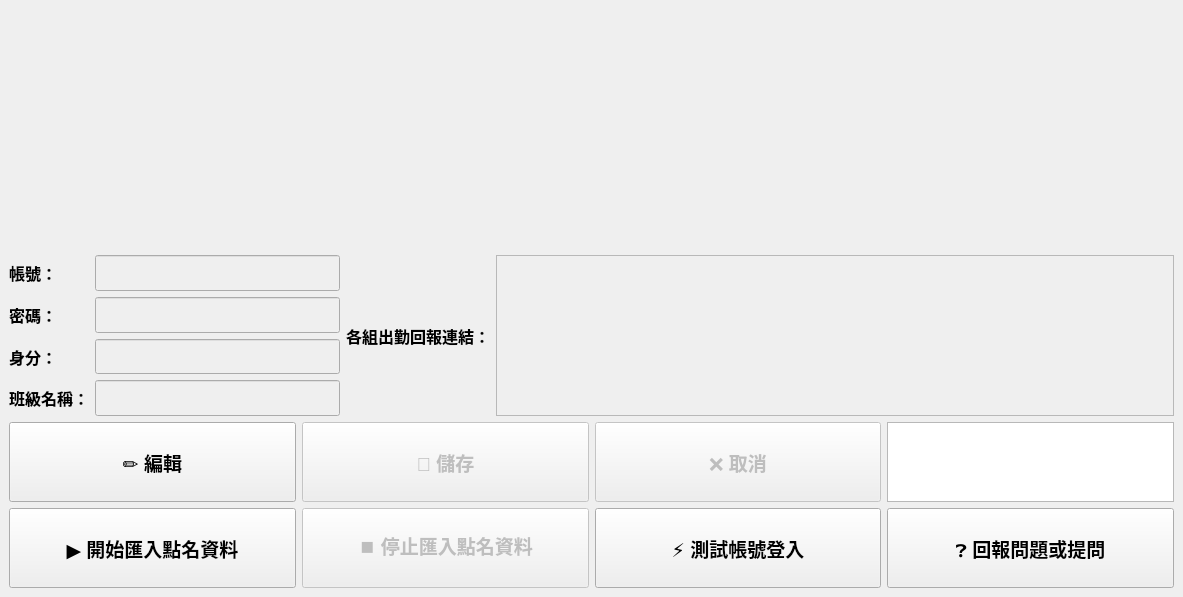
First picture: the form in packages/blisswisdom_roll_call_assistant_desktop/ui/main_window.ui, repository blisswisdom-students/blisswisdom-roll-call-assistant, before the edit.
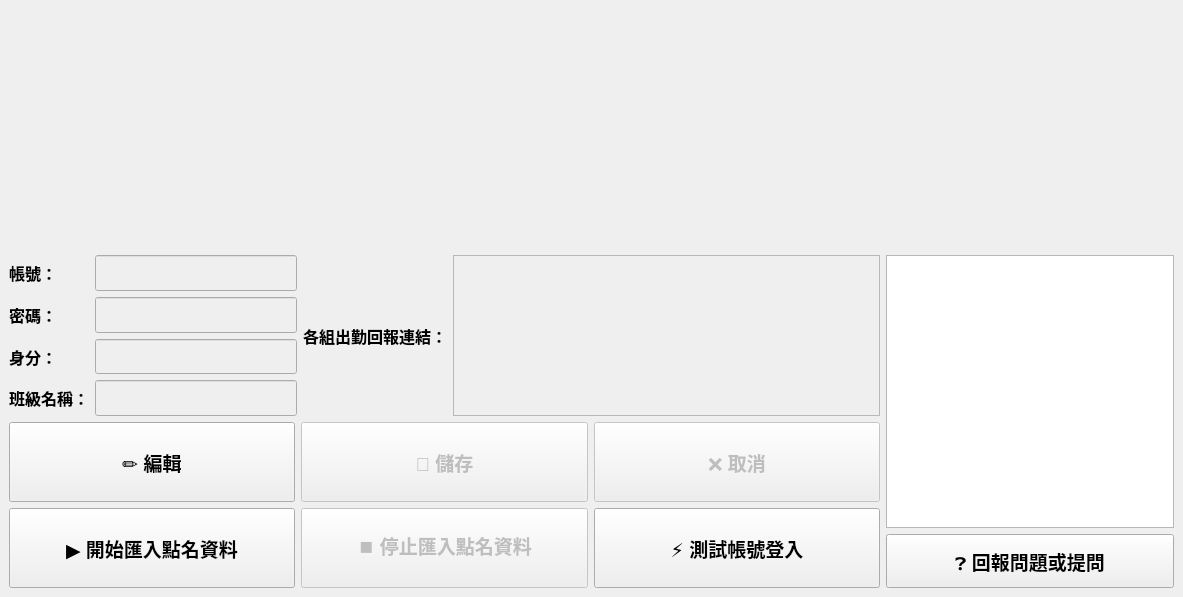
Second picture: the form after the edit. Custom widgets are drawn as their Qt base class.

Commit message: Add time stamps to the status

The edit to the form file:
```diff
--- a/packages/blisswisdom_roll_call_assistant_desktop/ui/main_window.ui
+++ b/packages/blisswisdom_roll_call_assistant_desktop/ui/main_window.ui
@@ -18,7 +18,77 @@
   <widget class="QWidget" name="centralwidget">
    <layout class="QGridLayout" name="gridLayout_2">
     <item row="0" column="0">
-     <layout class="QGridLayout" name="gridLayout" rowstretch="3,0,2,0,0,0,1,1">
+     <layout class="QGridLayout" name="gridLayout" rowstretch="3,0,2,0,0,0,1,1" columnstretch="1,0,0,2,0,0,0,1">
+      <item row="5" column="0" rowspan="2" colspan="7">
+       <layout class="QGridLayout" name="gridLayout_5">
+        <item row="0" column="2">
+         <widget class="QPushButton" name="cancel_push_button">
+          <property name="enabled">
+           <bool>false</bool>
+          </property>
+          <property name="sizePolicy">
+           <sizepolicy hsizetype="Ignored" vsizetype="Ignored">
+            <horstretch>0</horstretch>
+            <verstretch>0</verstretch>
+           </sizepolicy>
+          </property>
+          <property name="font">
+           <font>
+            <family>Microsoft JhengHei UI</family>
+            <pointsize>14</pointsize>
+            <bold>true</bold>
+           </font>
+          </property>
+          <property name="text">
+           <string>❌ 取消</string>
+          </property>
+         </widget>
+        </item>
+        <item row="0" column="1">
+         <widget class="QPushButton" name="save_push_button">
+          <property name="enabled">
+           <bool>false</bool>
+          </property>
+          <property name="sizePolicy">
+           <sizepolicy hsizetype="Ignored" vsizetype="Ignored">
+            <horstretch>0</horstretch>
+            <verstretch>0</verstretch>
+           </sizepolicy>
+          </property>
+          <property name="font">
+           <font>
+            <family>Microsoft JhengHei UI</family>
+            <pointsize>14</pointsize>
+            <bold>true</bold>
+           </font>
+          </property>
+          <property name="text">
+           <string>💾 儲存</string>
+          </property>
+         </widget>
+        </item>
+        <item row="0" column="0">
+         <widget class="QPushButton" name="edit_push_button">
+          <property name="sizePolicy">
+           <sizepolicy hsizetype="Ignored" vsizetype="Ignored">
+            <horstretch>0</horstretch>
+            <verstretch>0</verstretch>
+           </sizepolicy>
+          </property>
+          <property name="font">
+           <font>
+            <family>Microsoft JhengHei UI</family>
+            <pointsize>14</pointsize>
+            <bold>true</bold>
+           </font>
+          </property>
+          <property name="text">
+           <string>✏️ 編輯</string>
+          </property>
+         </widget>
+        </item>
+       </layout>
+      </item>
       <item row="2" column="0" rowspan="3" colspan="2">
        <layout class="QGridLayout" name="gridLayout_3">
         <item row="2" column="0">
@@ -158,6 +228,73 @@
         </item>
        </layout>
       </item>
+      <item row="7" column="0" colspan="7">
+       <layout class="QHBoxLayout" name="horizontalLayout">
+        <item>
+         <widget class="QPushButton" name="start_push_button">
+          <property name="sizePolicy">
+           <sizepolicy hsizetype="Ignored" vsizetype="Ignored">
+            <horstretch>0</horstretch>
+            <verstretch>0</verstretch>
+           </sizepolicy>
+          </property>
+          <property name="font">
+           <font>
+            <family>Microsoft JhengHei UI</family>
+            <pointsize>14</pointsize>
+            <bold>true</bold>
+           </font>
+          </property>
+          <property name="text">
+           <string>▶️ 開始匯入點名資料</string>
+          </property>
+         </widget>
+        </item>
+        <item>
+         <widget class="QPushButton" name="stop_push_button">
+          <property name="enabled">
+           <bool>false</bool>
+          </property>
+          <property name="sizePolicy">
+           <sizepolicy hsizetype="Ignored" vsizetype="Ignored">
+            <horstretch>0</horstretch>
+            <verstretch>0</verstretch>
+           </sizepolicy>
+          </property>
+          <property name="font">
+           <font>
+            <family>Microsoft JhengHei UI</family>
+            <pointsize>14</pointsize>
+            <bold>true</bold>
+           </font>
+          </property>
+          <property name="text">
+           <string>⏹️ 停止匯入點名資料</string>
+          </property>
+         </widget>
+        </item>
+        <item>
+         <widget class="QPushButton" name="log_in_push_button">
+          <property name="sizePolicy">
+           <sizepolicy hsizetype="Ignored" vsizetype="Ignored">
+            <horstretch>0</horstretch>
+            <verstretch>0</verstretch>
+           </sizepolicy>
+          </property>
+          <property name="font">
+           <font>
+            <family>Microsoft JhengHei UI</family>
+            <pointsize>14</pointsize>
+            <bold>true</bold>
+           </font>
+          </property>
+          <property name="text">
+           <string>⚡ 測試帳號登入</string>
+          </property>
+         </widget>
+        </item>
+       </layout>
+      </item>
       <item row="2" column="2" rowspan="3" colspan="5">
        <layout class="QGridLayout" name="gridLayout_4">
         <item row="0" column="0">
@@ -195,7 +332,7 @@
         </item>
        </layout>
       </item>
-      <item row="0" column="0" rowspan="2" colspan="7">
+      <item row="0" column="0" rowspan="2" colspan="8">
        <widget class="QLabel" name="banner_label">
         <property name="sizePolicy">
          <sizepolicy hsizetype="Ignored" vsizetype="Ignored">
@@ -216,96 +353,9 @@
         </property>
        </widget>
       </item>
-      <item row="7" column="0" colspan="7">
-       <layout class="QHBoxLayout" name="horizontalLayout">
-        <item>
-         <widget class="QPushButton" name="start_push_button">
-          <property name="sizePolicy">
-           <sizepolicy hsizetype="Ignored" vsizetype="Ignored">
-            <horstretch>0</horstretch>
-            <verstretch>0</verstretch>
-           </sizepolicy>
-          </property>
-          <property name="font">
-           <font>
-            <family>Microsoft JhengHei UI</family>
-            <pointsize>14</pointsize>
-            <bold>true</bold>
-           </font>
-          </property>
-          <property name="text">
-           <string>▶️ 開始匯入點名資料</string>
-          </property>
-         </widget>
-        </item>
-        <item>
-         <widget class="QPushButton" name="stop_push_button">
-          <property name="enabled">
-           <bool>false</bool>
-          </property>
-          <property name="sizePolicy">
-           <sizepolicy hsizetype="Ignored" vsizetype="Ignored">
-            <horstretch>0</horstretch>
-            <verstretch>0</verstretch>
-           </sizepolicy>
-          </property>
-          <property name="font">
-           <font>
-            <family>Microsoft JhengHei UI</family>
-            <pointsize>14</pointsize>
-            <bold>true</bold>
-           </font>
-          </property>
-          <property name="text">
-           <string>⏹️ 停止匯入點名資料</string>
-          </property>
-         </widget>
-        </item>
-        <item>
-         <widget class="QPushButton" name="log_in_push_button">
-          <property name="sizePolicy">
-           <sizepolicy hsizetype="Ignored" vsizetype="Ignored">
-            <horstretch>0</horstretch>
-            <verstretch>0</verstretch>
-           </sizepolicy>
-          </property>
-          <property name="font">
-           <font>
-            <family>Microsoft JhengHei UI</family>
-            <pointsize>14</pointsize>
-            <bold>true</bold>
-           </font>
-          </property>
-          <property name="text">
-           <string>⚡ 測試帳號登入</string>
-          </property>
-         </widget>
-        </item>
-        <item>
-         <widget class="QPushButton" name="help_push_button">
-          <property name="sizePolicy">
-           <sizepolicy hsizetype="Ignored" vsizetype="Ignored">
-            <horstretch>0</horstretch>
-            <verstretch>0</verstretch>
-           </sizepolicy>
-          </property>
-          <property name="font">
-           <font>
-            <family>Microsoft JhengHei UI</family>
-            <pointsize>14</pointsize>
-            <bold>true</bold>
-           </font>
-          </property>
-          <property name="text">
-           <string>❓ 回報問題或提問</string>
-          </property>
-         </widget>
-        </item>
-       </layout>
-      </item>
-      <item row="5" column="0" rowspan="2" colspan="7">
-       <layout class="QGridLayout" name="gridLayout_5">
-        <item row="0" column="3">
+      <item row="2" column="7" rowspan="6">
+       <layout class="QGridLayout" name="gridLayout_6" rowstretch="5,1">
+        <item row="0" column="0">
          <widget class="QPlainTextEdit" name="status_plain_text_edit">
           <property name="sizePolicy">
            <sizepolicy hsizetype="Ignored" vsizetype="Ignored">
@@ -324,11 +374,8 @@
           </property>
          </widget>
         </item>
-        <item row="0" column="2">
-         <widget class="QPushButton" name="cancel_push_button">
-          <property name="enabled">
-           <bool>false</bool>
-          </property>
+        <item row="1" column="0">
+         <widget class="QPushButton" name="help_push_button">
           <property name="sizePolicy">
            <sizepolicy hsizetype="Ignored" vsizetype="Ignored">
             <horstretch>0</horstretch>
@@ -343,50 +390,7 @@
            </font>
           </property>
           <property name="text">
-           <string>❌ 取消</string>
-          </property>
-         </widget>
-        </item>
-        <item row="0" column="1">
-         <widget class="QPushButton" name="save_push_button">
-          <property name="enabled">
-           <bool>false</bool>
-          </property>
-          <property name="sizePolicy">
-           <sizepolicy hsizetype="Ignored" vsizetype="Ignored">
-            <horstretch>0</horstretch>
-            <verstretch>0</verstretch>
-           </sizepolicy>
-          </property>
-          <property name="font">
-           <font>
-            <family>Microsoft JhengHei UI</family>
-            <pointsize>14</pointsize>
-            <bold>true</bold>
-           </font>
-          </property>
-          <property name="text">
-           <string>💾 儲存</string>
-          </property>
-         </widget>
-        </item>
-        <item row="0" column="0">
-         <widget class="QPushButton" name="edit_push_button">
-          <property name="sizePolicy">
-           <sizepolicy hsizetype="Ignored" vsizetype="Ignored">
-            <horstretch>0</horstretch>
-            <verstretch>0</verstretch>
-           </sizepolicy>
-          </property>
-          <property name="font">
-           <font>
-            <family>Microsoft JhengHei UI</family>
-            <pointsize>14</pointsize>
-            <bold>true</bold>
-           </font>
-          </property>
-          <property name="text">
-           <string>✏️ 編輯</string>
+           <string>❓ 回報問題或提問</string>
           </property>
          </widget>
         </item>
```
Left out of the diff: 2 changed lines with no effect on the pictures. The commit also changes 2 other files.
